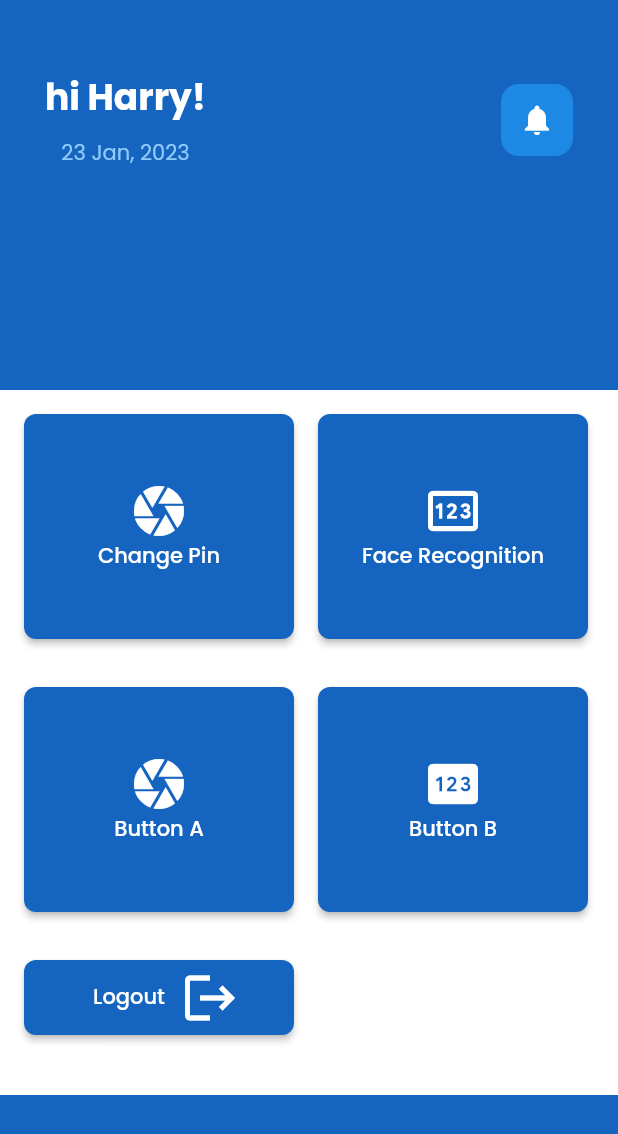
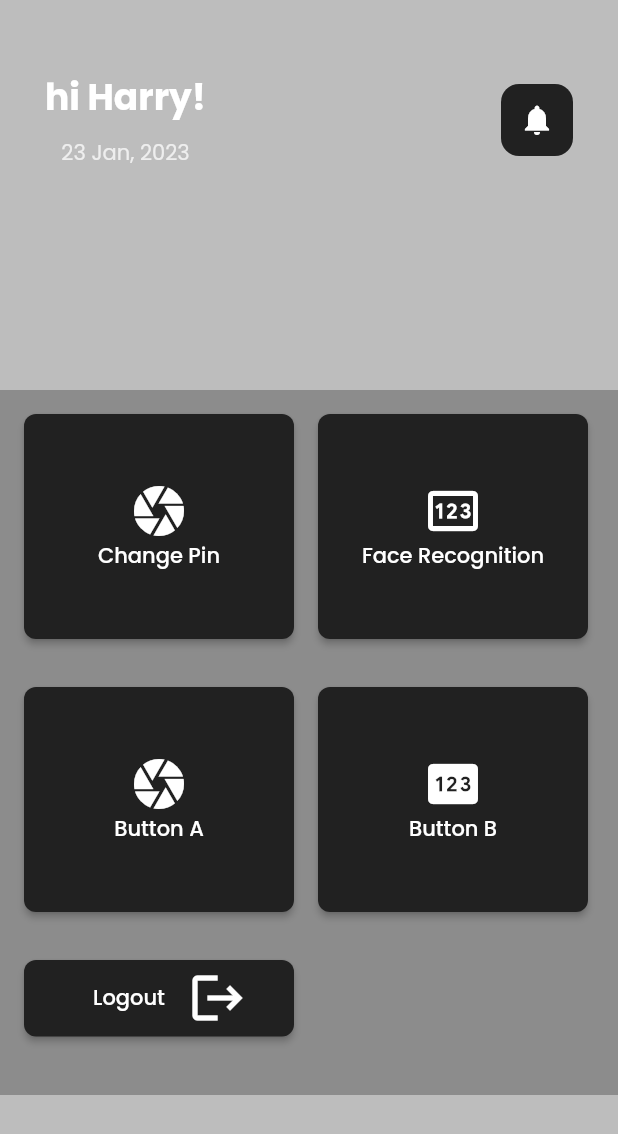
Before and after one commit to prasnaaryal/intruderdetection, a Flutter app: the Dashboard screen opened by its route, on a phone screen of 412 x 824 dp. Shown: the top 1134 px of the screen. Run offline on Flutter 3.47's test engine with Material 2 defaults, Android fonts, the light colour scheme and no system bars; drawn by our look-alikes of loader_overlay; our stand-ins replace cloud_firestore, firebase_auth, firebase_core, firebase_messaging, firebase_storage, flutter_local_notifications and 5 more; accounts and stored records are empty.

Commit message:
color changed

```diff
--- a/lib/Screens/dashboard.dart
+++ b/lib/Screens/dashboard.dart
@@ -15,7 +15,7 @@ class _DashboardState extends State<Dashboard> {
   @override
   Widget build(BuildContext context) {
     return Scaffold(
-      backgroundColor: Colors.blue[800],
+      backgroundColor: Colors.black26,
       body: Column(children: [
         Padding(
           padding: const EdgeInsets.all(30.0),
@@ -26,6 +26,7 @@ class _DashboardState extends State<Dashboard> {
                 // crossAxisAlignment: CrossAxisAlignment.start,
                 children: [
                   // greeting row
+
                   Text(
                     "hi Harry!",
                     style: TextStyle(
@@ -39,7 +40,7 @@ class _DashboardState extends State<Dashboard> {
                   ),
                   Text(
                     '23 Jan, 2023',
-                    style: TextStyle(color: Colors.blue[200]),
+                    style: TextStyle(color: Colors.grey[200]),
                   ),
                 ],
               ),
@@ -73,7 +74,7 @@ class _DashboardState extends State<Dashboard> {
                 },
                 child: Container(
                   decoration: BoxDecoration(
-                    color: Colors.blue[600],
+                    color: Colors.grey[900],
                     borderRadius: BorderRadius.circular(12),
                   ),
                   padding: EdgeInsets.all(12),
@@ -94,7 +95,7 @@ class _DashboardState extends State<Dashboard> {
           children: [
             Expanded(
               child: Container(
-                color: Colors.white,
+                color: Colors.black26,
                 height: 470,
                 width: 100,
                 child: Column(
@@ -113,7 +114,7 @@ class _DashboardState extends State<Dashboard> {
                             );
                           },
                           style: ElevatedButton.styleFrom(
-                            primary: Colors.blue[800],
+                            primary: Colors.grey[900],
                             shape: RoundedRectangleBorder(
                               borderRadius: BorderRadius.circular(8),
                             ),
@@ -143,7 +144,7 @@ class _DashboardState extends State<Dashboard> {
                             );
                           },
                           style: ElevatedButton.styleFrom(
-                            primary: Colors.blue[800],
+                            primary: Colors.grey[900],
                             shape: RoundedRectangleBorder(
                               borderRadius: BorderRadius.circular(8),
                             ),
@@ -174,7 +175,7 @@ class _DashboardState extends State<Dashboard> {
                             ElevatedButton(
                               onPressed: () {},
                               style: ElevatedButton.styleFrom(
-                                primary: Colors.blue[800],
+                                primary: Colors.grey[900],
                                 shape: RoundedRectangleBorder(
                                   borderRadius: BorderRadius.circular(8),
                                 ),
@@ -197,7 +198,7 @@ class _DashboardState extends State<Dashboard> {
                             ElevatedButton(
                               onPressed: () {},
                               style: ElevatedButton.styleFrom(
-                                primary: Colors.blue[800],
+                                primary: Colors.grey[900],
                                 shape: RoundedRectangleBorder(
                                   borderRadius: BorderRadius.circular(8),
                                 ),
@@ -236,7 +237,7 @@ class _DashboardState extends State<Dashboard> {
                                 );
                               },
                               style: ElevatedButton.styleFrom(
-                                primary: Colors.blue[800],
+                                primary: Colors.grey[900],
                                 shape: RoundedRectangleBorder(
                                   borderRadius: BorderRadius.circular(8),
                                 ),
@@ -245,7 +246,7 @@ class _DashboardState extends State<Dashboard> {
                               child: Row(
                                 children: [
                                   Padding(
-                                    padding: const EdgeInsets.all(10.0),
+                                    padding: const EdgeInsets.all(15.0),
                                     child: Text(
                                       'Logout',
                                       style: TextStyle(color: Colors.white),
--- a/lib/main.dart
+++ b/lib/main.dart
@@ -102,10 +102,10 @@ class MyApp extends StatelessWidget {
               // or simply save your changes to "hot reload" in a Flutter IDE).
               // Notice that the counter didn't reset back to zero; the application
               // is not restarted.g
-              primarySwatch: Colors.blue,
+              primarySwatch: Colors.grey,
               textTheme: GoogleFonts.poppinsTextTheme(),
             ),
-            initialRoute: "/biometrics",
+            initialRoute: "/login",
             routes: {
               "/login": (BuildContext context) => LoginScreen(),
               "/dashboard": (BuildContext context) => Dashboard(),
```
Also changed, not shown: lib/Screens/Register.dart (+5 -5 lines).
